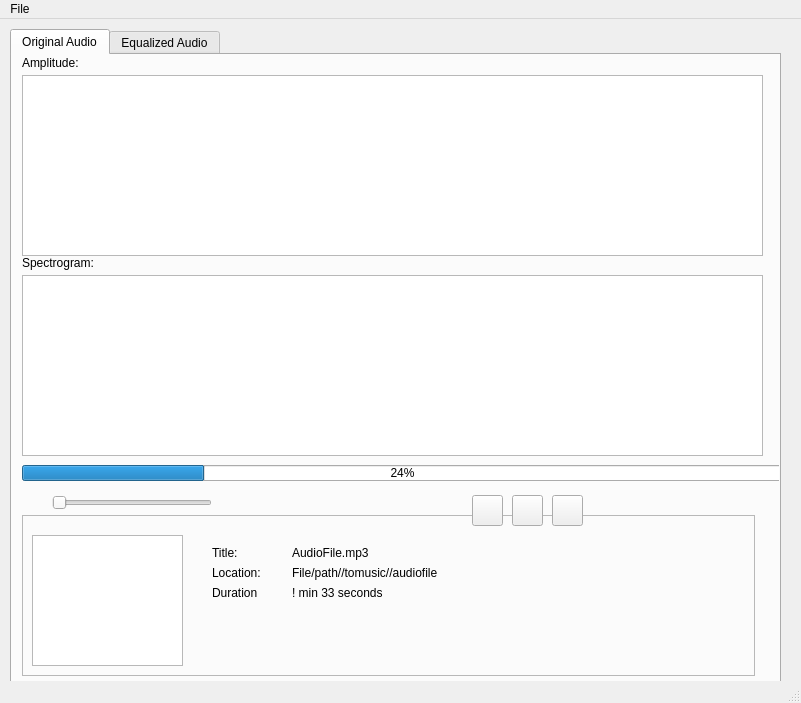
This is ui_files/main-window.ui in abeshahsan/Tune-it as Qt 5 draws it before an edit. The edited form follows.
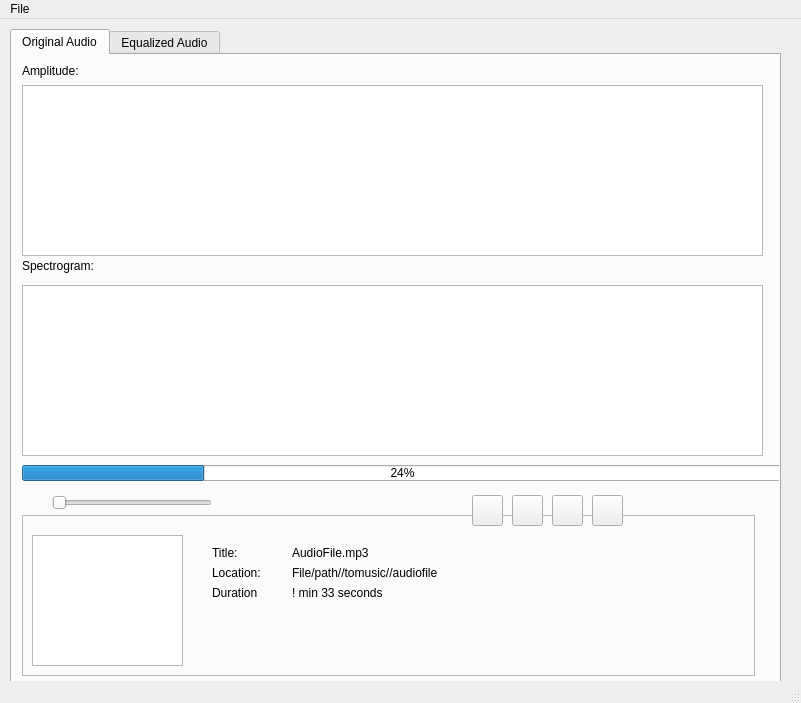
This is the edited form. Icons and pictures are not drawn. Custom widgets are drawn as their Qt base class.

Commit message: updated requirements.txt and .gitignore and added restart buttons

The edit to the form file:
```diff
--- a/ui_files/main-window.ui
+++ b/ui_files/main-window.ui
@@ -161,9 +161,9 @@
       <property name="geometry">
        <rect>
         <x>10</x>
-        <y>20</y>
+        <y>30</y>
         <width>741</width>
-        <height>181</height>
+        <height>171</height>
        </rect>
       </property>
      </widget>
@@ -204,8 +204,8 @@
        <rect>
         <x>10</x>
         <y>0</y>
-        <width>71</width>
-        <height>16</height>
+        <width>81</width>
+        <height>31</height>
        </rect>
       </property>
       <property name="text">
@@ -275,9 +275,9 @@
       <property name="geometry">
        <rect>
         <x>10</x>
-        <y>220</y>
+        <y>230</y>
         <width>741</width>
-        <height>181</height>
+        <height>171</height>
        </rect>
       </property>
      </widget>
@@ -286,8 +286,8 @@
        <rect>
         <x>10</x>
         <y>200</y>
-        <width>71</width>
-        <height>16</height>
+        <width>101</width>
+        <height>21</height>
        </rect>
       </property>
       <property name="text">
@@ -313,6 +313,29 @@
        <bool>true</bool>
       </property>
      </widget>
+     <widget class="QPushButton" name="InputAudioRestart">
+      <property name="geometry">
+       <rect>
+        <x>580</x>
+        <y>440</y>
+        <width>31</width>
+        <height>31</height>
+       </rect>
+      </property>
+      <property name="text">
+       <string/>
+      </property>
+      <property name="icon">
+       <iconset>
+        <normaloff>assets/audio restart.svg</normaloff>assets/audio restart.svg</iconset>
+      </property>
+      <property name="iconSize">
+       <size>
+        <width>25</width>
+        <height>25</height>
+       </size>
+      </property>
+     </widget>
     </widget>
     <widget class="QWidget" name="OutputAudio">
      <attribute name="title">
```
Left out of the diff: 45 changed lines with no effect on the pictures. The commit also changes 5 other files.
